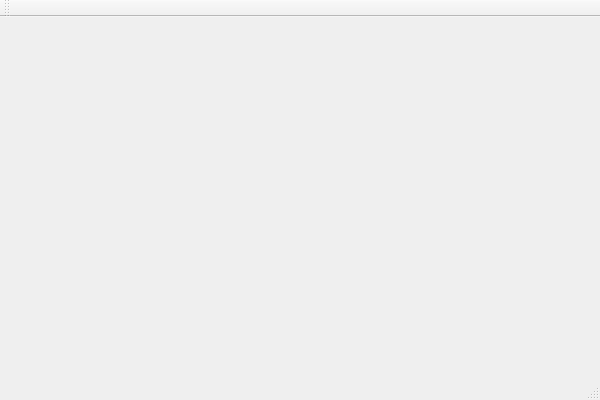
This is mainwindow.ui in miivers/QtRt as Qt 5 draws it before an edit. The edited form follows.
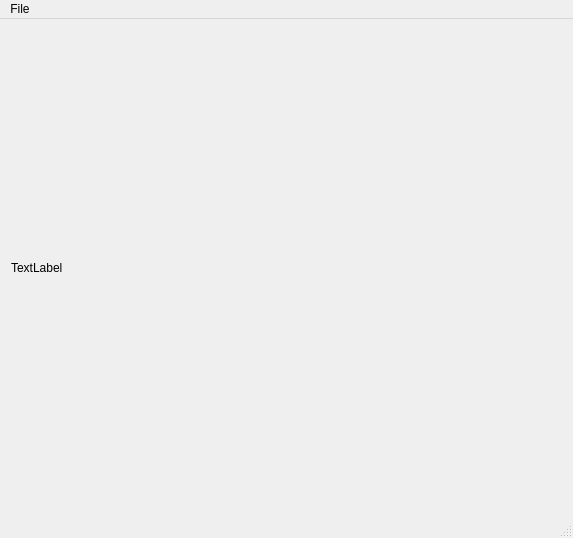
This is the edited form.

```diff
--- a/mainwindow.ui
+++ b/mainwindow.ui
@@ -6,31 +6,39 @@
    <rect>
     <x>0</x>
     <y>0</y>
-    <width>600</width>
-    <height>400</height>
+    <width>573</width>
+    <height>538</height>
    </rect>
   </property>
   <property name="windowTitle">
    <string>MainWindow</string>
   </property>
-  <widget class="QWidget" name="centralWidget"/>
+  <widget class="QWidget" name="centralWidget">
+   <layout class="QGridLayout" name="gridLayout">
+    <item row="0" column="0">
+     <widget class="QLabel" name="label">
+      <property name="text">
+       <string>TextLabel</string>
+      </property>
+     </widget>
+    </item>
+   </layout>
+  </widget>
   <widget class="QMenuBar" name="menuBar">
    <property name="geometry">
     <rect>
      <x>0</x>
      <y>0</y>
-     <width>600</width>
+     <width>573</width>
      <height>24</height>
     </rect>
    </property>
-  </widget>
-  <widget class="QToolBar" name="mainToolBar">
-   <attribute name="toolBarArea">
-    <enum>TopToolBarArea</enum>
-   </attribute>
-   <attribute name="toolBarBreak">
-    <bool>false</bool>
-   </attribute>
+   <widget class="QMenu" name="menuFile">
+    <property name="title">
+     <string>File</string>
+    </property>
+   </widget>
+   <addaction name="menuFile"/>
   </widget>
   <widget class="QStatusBar" name="statusBar"/>
  </widget>
```
